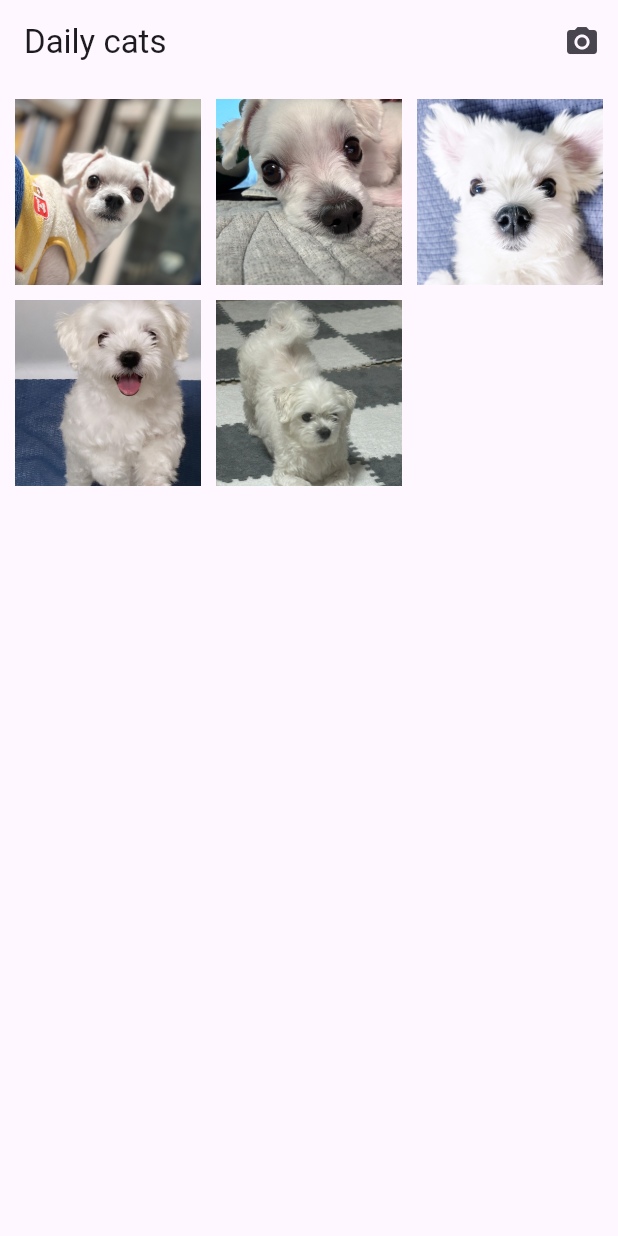
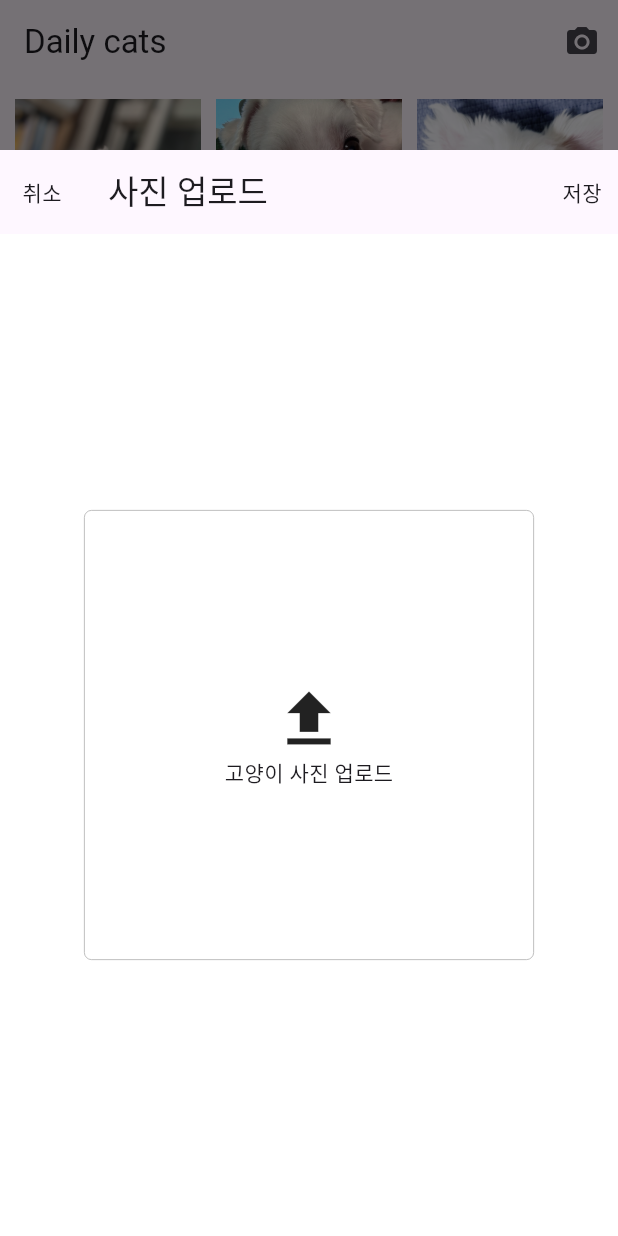
Before and after one commit to ohsang14/daily_cats_app, a Flutter app: the screen it shows after launch, after a tap on the "camera alt" icon, on a phone screen of 412 x 824 dp. Run offline on Flutter 3.47's test engine with Material 3 defaults, Android fonts, the phone set to English and light mode, and no system bars.

Commit message:
사진 업로드

```diff
--- a/lib/screens/list_screen.dart
+++ b/lib/screens/list_screen.dart
@@ -1,52 +1,53 @@
 import 'package:daily_cats_app/screens/detail_screen.dart';
+import 'package:daily_cats_app/screens/upload_screen.dart';
 import 'package:flutter/material.dart';
 import '../models/cat.dart';
 
 final List<Cat> cats = [
   Cat(
-    id:"0",
+    id: "0",
     name: "김보니",
     title: "오늘의 귀염둥이",
     link: "assets/images/cat_00.jpg",
     likeCount: 1930,
     replyCount: 6,
-    created: DateTime(2022,11,13,22,14,53,982),
+    created: DateTime(2022, 11, 13, 22, 14, 53, 982),
   ),
   Cat(
-    id:"1",
+    id: "1",
     name: "보보니",
     title: "너만 보인다 말이야~",
     link: "assets/images/cat_01.jpg",
     likeCount: 3023,
     replyCount: 9,
-    created: DateTime(2022,10,24,11,00,23,689),
+    created: DateTime(2022, 10, 24, 11, 00, 23, 689),
   ),
   Cat(
-    id:"2",
+    id: "2",
     name: "보니",
     title: "멀 보노? 디질래",
     link: "assets/images/cat_02.jpg",
     likeCount: 1003,
     replyCount: 2,
-    created: DateTime(2022,1,5,11,24,9,253),
+    created: DateTime(2022, 1, 5, 11, 24, 9, 253),
   ),
   Cat(
-    id:"3",
+    id: "3",
     name: "굿보이",
     title: "고양이와 함께 귀염둥이",
     link: "assets/images/cat_03.jpg",
     likeCount: 2211,
     replyCount: 53,
-    created: DateTime(2021,11,13,22,14,53,982),
+    created: DateTime(2021, 11, 13, 22, 14, 53, 982),
   ),
   Cat(
-    id:"4",
+    id: "4",
     name: "차라",
     title: "하늘에 달린 아드레날린",
     link: "assets/images/cat_04.jpg",
     likeCount: 443,
     replyCount: 1,
-    created: DateTime(2022,11,13,33,14,53,725),
+    created: DateTime(2022, 11, 13, 33, 14, 53, 725),
   )
 ];
 
@@ -60,19 +61,25 @@
 class _ListScreenState extends State<ListScreen> {
   @override
   Widget build(BuildContext context) {
-    return Scaffold(appBar: AppBar(
+    return Scaffold(
+      appBar: AppBar(
         title: const Text("Daily cats"),
         actions: [
           IconButton(
-          onPressed: (){},
+            onPressed: () {
+              showDialog(
+                context: context,
+                builder: (_) => const UploadScreen(),
+              );
+            },
             icon: const Icon(Icons.camera_alt),
           )
         ],
       ),
       body: GridView.builder(
         padding: const EdgeInsets.only(
-      top:10.0,
-      left:10.0,
+          top: 10.0,
+          left: 10.0,
           right: 10.0,
         ),
         gridDelegate: const SliverGridDelegateWithFixedCrossAxisCount(
@@ -82,18 +89,20 @@
           childAspectRatio: 1.0,
         ),
         itemCount: cats.length,
-      itemBuilder: (_,int index) => GestureDetector(
+        itemBuilder: (_, int index) => GestureDetector(
           // 상세 화면으로 이동
-        onTap: (){
+          onTap: () {
             Navigator.of(context).push(
-            MaterialPageRoute(builder: (context) => DetailScreen(cat: cats[index],
+              MaterialPageRoute(
+                builder: (context) => DetailScreen(
+                  cat: cats[index],
                 ),
               ),
             );
           },
           child: Image.asset(
             cats[index].link,
-          fit:BoxFit.cover,
+            fit: BoxFit.cover,
           ),
         ),
       ),
--- /dev/null
+++ b/lib/screens/upload_screen.dart
@@ -0,0 +1,76 @@
+import 'package:flutter/material.dart';
+
+class UploadScreen extends StatefulWidget {
+  const UploadScreen({super.key});
+
+  @override
+  State<UploadScreen> createState() => _UploadScreenState();
+}
+
+class _UploadScreenState extends State<UploadScreen> {
+  @override
+  Widget build(BuildContext context) {
+    return Container(
+      width: MediaQuery.of(context).size.width,
+      height: MediaQuery.of(context).size.height,
+      padding: const EdgeInsets.only(
+        top: 100.0,
+      ),
+      child: SafeArea(
+        bottom: false,
+        child: Scaffold(
+          appBar: AppBar(
+            title: const Text("사진 업로드"),
+            leading: IconButton(
+              icon: const Text("취소"),
+              padding: EdgeInsets.zero,
+              onPressed: () {
+                Navigator.of(context).pop();
+              },
+            ),
+            actions: <Widget>[
+              IconButton(
+                icon: const Text("저장"),
+                padding: EdgeInsets.zero,
+                onPressed: () {
+                  Navigator.of(context).pop();
+                },
+              )
+            ],
+          ),
+          body: Container(
+            color: Colors.white,
+            child: Center(
+                child: SingleChildScrollView(
+              child: Column(
+                children: [
+                  Container(
+                    width: 300.0,
+                    height: 300.0,
+                    decoration: BoxDecoration(
+                      borderRadius: BorderRadius.circular(5.0),
+                      border: Border.all(
+                        width: 0.5,
+                        color: const Color(0xFFAAAAAA),
+                      ),
+                    ),
+                    child: Column(
+                      mainAxisAlignment: MainAxisAlignment.center,
+                      children: const [
+                        Icon(
+                          Icons.upload,
+                          size: 50.0,
+                        ),
+                        Text("고양이 사진 업로드"),
+                      ],
+                    ),
+                  )
+                ],
+              ),
+            )),
+          ),
+        ),
+      ),
+    );
+  }
+}
```
Lines whose indentation alone changed are shown as unchanged.
